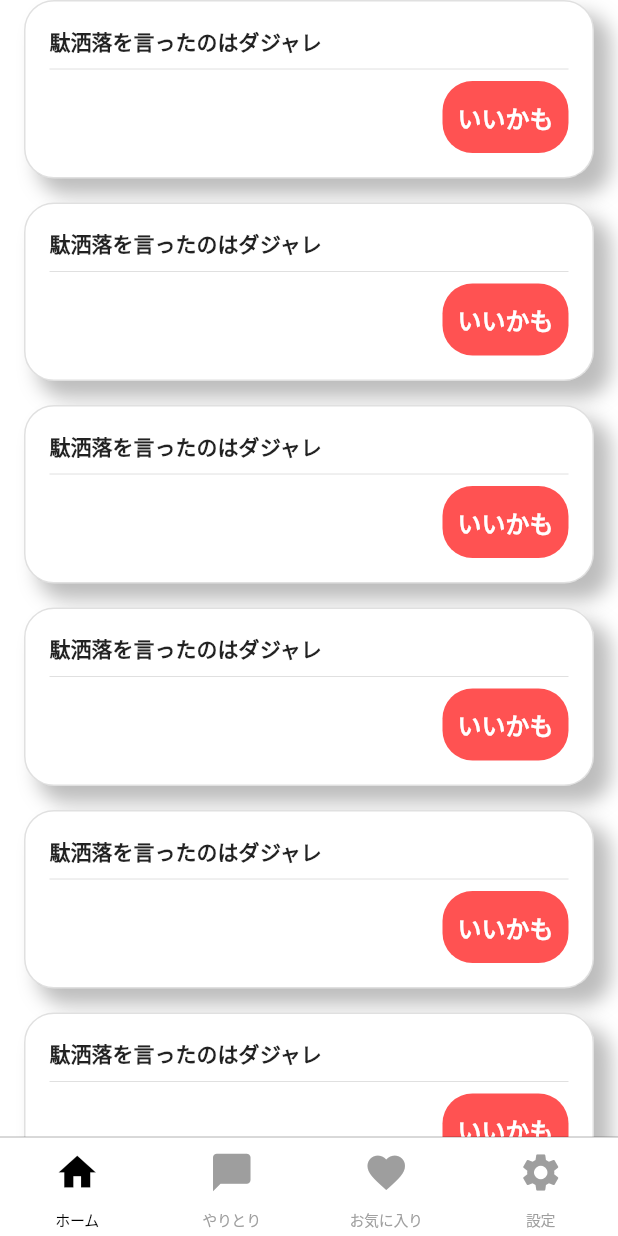
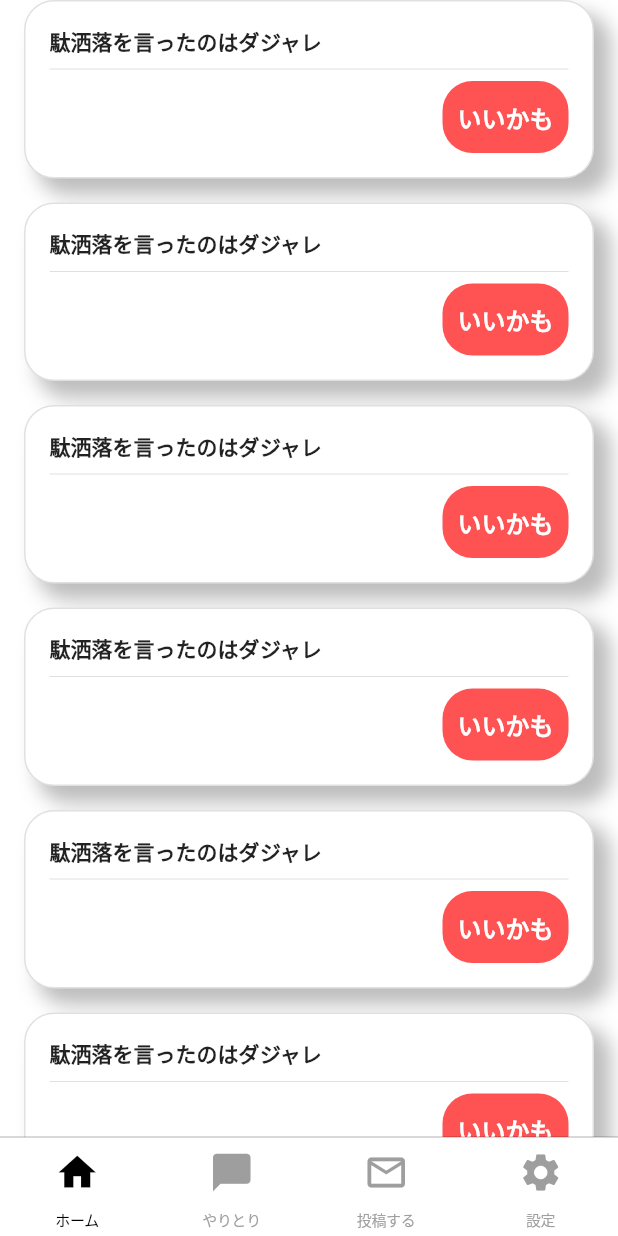
Before and after one commit to hideokawahara/flutter_3_dajare, a Flutter app: the screen it shows after launch, on a phone screen of 412 x 824 dp. Run offline on Flutter 3.47's test engine with Material 2 defaults, Android fonts, the phone set to English and light mode, and no system bars; Roboto replaces fonts that are missing (Shippori_Antique).

Commit message:
feat: 男性アカウント追加

```diff
--- a/lib/bottom_tab.dart
+++ b/lib/bottom_tab.dart
@@ -4,6 +4,10 @@ import 'package:flutter_3_dajare/pages/favorite_list_page.dart';
 import 'package:flutter_3_dajare/pages/home_page.dart';
 import 'package:flutter_3_dajare/pages/message_list_page.dart';
 import 'package:flutter_3_dajare/pages/my_page.dart';
+import 'package:flutter_3_dajare/view_model/authentication_view_model.dart';
+import 'package:provider/provider.dart';
+
+import 'model/my_data.dart';
 
 class BottomTab extends StatelessWidget {
   BottomTab({Key? key}) : super(key: key);
@@ -27,14 +31,52 @@ class BottomTab extends StatelessWidget {
     ),
   };
 
+  final Map<Widget, BottomNavigationBarItem> maleAccountContents = {
+    const HomePage(): const BottomNavigationBarItem(
+      icon: Icon(Icons.home),
+      label: 'ホーム',
+    ),
+    const MessageListPage(): const BottomNavigationBarItem(
+      icon: Icon(Icons.messenger_outlined),
+      label: 'やりとり',
+    ),
+    const FavoriteListPage(): const BottomNavigationBarItem(
+      icon: Icon(Icons.local_post_office_outlined),
+      label: '投稿する',
+    ),
+    const MyPage(): const BottomNavigationBarItem(
+      icon: Icon(Icons.settings),
+      label: '設定',
+    ),
+  };
+
   @override
   Widget build(BuildContext context) {
-    final List<Widget> pageWidgets = femaleAccountContents.entries
-        .map((femaleContent) => femaleContent.key)
-        .toList();
-    final List<BottomNavigationBarItem> tabItems = femaleAccountContents.entries
-        .map((femaleContent) => femaleContent.value)
-        .toList();
+    final List<Widget> pageWidgets;
+    final List<BottomNavigationBarItem> tabItems;
+    final Gender? gender =
+        Provider.of<AuthenticationViewModel>(context, listen: false)
+            .myData
+            ?.gender;
+    if (gender == Gender.female) {
+      pageWidgets = femaleAccountContents.entries
+          .map((femaleContent) => femaleContent.key)
+          .toList();
+      tabItems = femaleAccountContents.entries
+          .map((femaleContent) => femaleContent.value)
+          .toList();
+    } else if (gender == Gender.male) {
+      pageWidgets = maleAccountContents.entries
+          .map((femaleContent) => femaleContent.key)
+          .toList();
+      tabItems = maleAccountContents.entries
+          .map((femaleContent) => femaleContent.value)
+          .toList();
+    } else {
+      return const Center(
+        child: Text('ログイン失敗しました'),
+      );
+    }
 
     return CupertinoTabScaffold(
       tabBar: CupertinoTabBar(
--- a/lib/model/my_data.dart
+++ b/lib/model/my_data.dart
@@ -2,12 +2,14 @@ class MyData {
   MyData({
     required this.name,
     required this.age,
+    required this.gender,
     required this.profileMessage,
     required this.mainPhoto,
     required this.photoList,
   });
   final String name;
   final int age;
+  final Gender gender;
   final String profileMessage;
   final String mainPhoto;
   final List<String> photoList;
@@ -16,9 +18,16 @@ class MyData {
     return MyData(
       name: json['name'],
       age: json['age'],
+      gender: json['gender'],
       profileMessage: json['profile_message'],
       mainPhoto: json['main_photo'],
       photoList: json['photo_list'],
     );
   }
 }
+
+enum Gender {
+  male,
+  female,
+  other,
+}
--- a/lib/view_model/authentication_view_model.dart
+++ b/lib/view_model/authentication_view_model.dart
@@ -15,7 +15,7 @@ class AuthenticationViewModel extends ChangeNotifier {
   Future<bool> login() async {
     await Future.delayed(const Duration(milliseconds: 1000));
     try {
-      _myData = MyData.fromJSON(_dummyMyData);
+      _myData = MyData.fromJSON(_dummyMyData2);
       _isLogin = true;
       return true;
     } on Exception {
@@ -34,6 +34,7 @@ class AuthenticationViewModel extends ChangeNotifier {
 Map<String, dynamic> _dummyMyData = {
   'name': 'チアキ',
   'age': 24,
+  'gender': Gender.female,
   'profile_message':
       'はじめまして！プロフィールを見ていただきありがとうございます\n都内の商社で営業事務をしている〇〇（名前）といいます。\n女性が多い職場でなかなか出会いがなく、思い切って登録してみました！\n休日はヨガに行って汗を流したり、料理をしたりして過ごしています。\n（最近はチョコケーキを極めるのにハマっています！）\nあと、国内外問わず旅行も大好きです！\n音楽は邦ロックが好きで、夏には友達とフェスに参戦したりしています♪\n邦ロック以外もいろいろ聴くので、おすすめの音楽があればぜひ教えてください(*’ω’*)\n性格はおっとりしていると言われることが多いですが、自分ではやるときはやる性格だと思っています\n恋人とはお互いの趣味を共有し合ったり、自然体でいられる関係が理想です\nまずは気軽にカフェなどでお話できたら嬉しいです。そうぞよろしくお願いします！',
   'main_photo':
@@ -46,3 +47,20 @@ Map<String, dynamic> _dummyMyData = {
     'https://pakutaso.cdn.rabify.me/shared/img/thumb/YAMA_DSC9779.jpg.webp?d=1420',
   ],
 };
+
+Map<String, dynamic> _dummyMyData2 = {
+  'name': 'ヒロシ',
+  'age': 26,
+  'gender': Gender.male,
+  'profile_message':
+      'はじめまして！プロフィールを見ていただきありがとうございます\n都内の商社で営業事務をしている〇〇（名前）といいます。\n女性が多い職場でなかなか出会いがなく、思い切って登録してみました！\n休日はヨガに行って汗を流したり、料理をしたりして過ごしています。\n（最近はチョコケーキを極めるのにハマっています！）\nあと、国内外問わず旅行も大好きです！\n音楽は邦ロックが好きで、夏には友達とフェスに参戦したりしています♪\n邦ロック以外もいろいろ聴くので、おすすめの音楽があればぜひ教えてください(*’ω’*)\n性格はおっとりしていると言われることが多いですが、自分ではやるときはやる性格だと思っています\n恋人とはお互いの趣味を共有し合ったり、自然体でいられる関係が理想です\nまずは気軽にカフェなどでお話できたら嬉しいです。そうぞよろしくお願いします！',
+  'main_photo':
+      'https://pakutaso.cdn.rabify.me/shared/img/thumb/yumikoPAR52492.jpg.webp?d=1420',
+  'photo_list': [
+    'https://pakutaso.cdn.rabify.me/shared/img/thumb/yumikoPAR52530.jpg.webp?d=710',
+    'https://pakutaso.cdn.rabify.me/shared/img/thumb/N784_engawanookamisan.jpg.webp?d=1420',
+    'https://pakutaso.cdn.rabify.me/shared/img/thumb/N853_atamawosageruokami.jpg.webp?d=1420',
+    'https://pakutaso.cdn.rabify.me/shared/img/thumb/yumikoPAR52809.jpg.webp?d=710',
+    'https://pakutaso.cdn.rabify.me/shared/img/thumb/YAMA_DSC9779.jpg.webp?d=1420',
+  ],
+};
```
